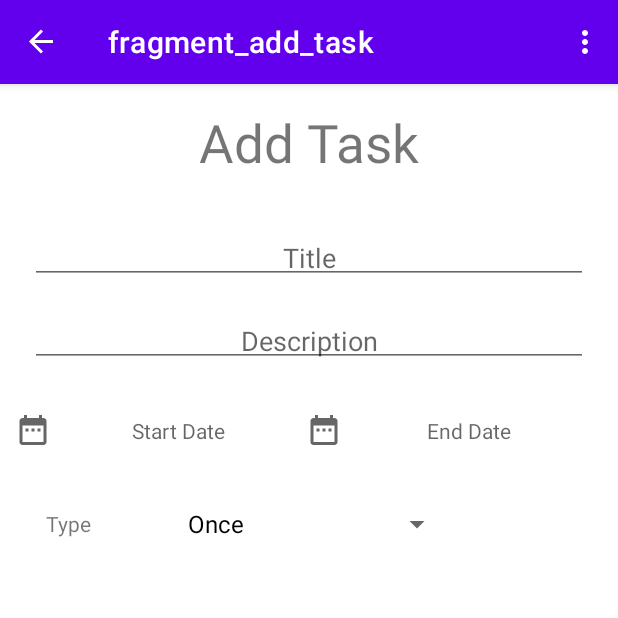
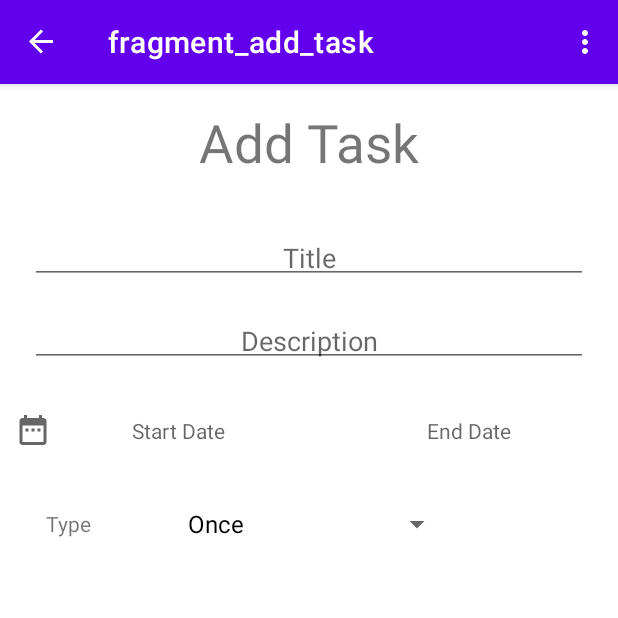
Before and after one commit to Tanmai2002/My_Todo_Kotlin, an Android app: the screen it shows after launch (MainActivity), after a tap on an icon or button, on a phone screen of 412 x 824 dp, the top half of it. Run offline under Robolectric (Android 15) with nearby library versions, the phone set to English and light mode, and no system bars; our stand-ins replace Room's generated code, data binding, navigation-ui; 4 statements that could not run were skipped.

Commit message:
Edate Visibility adjustments

```diff
--- a/app/src/main/java/com/dazz/mytodo/BindingAdapters.kt
+++ b/app/src/main/java/com/dazz/mytodo/BindingAdapters.kt
@@ -1,6 +1,7 @@
 package com.dazz.mytodo
 
 import android.util.Log
+import android.view.View
 import android.widget.*
 import androidx.databinding.BindingAdapter
 import androidx.lifecycle.LiveData
@@ -15,3 +16,12 @@ import java.sql.Date
 fun setDate(textView: TextView,date : LiveData<Date>?){
     textView.setText(date?.value!!.toString())
 }
+
+@BindingAdapter("endDateVisibility")
+fun eDAteVisibility(textView: View,boolean: Boolean){
+    if(boolean){
+        textView.visibility=View.VISIBLE
+    }else {
+        textView.visibility = View.INVISIBLE
+    }
+}
--- a/app/src/main/java/com/dazz/mytodo/database/TaskDao.kt
+++ b/app/src/main/java/com/dazz/mytodo/database/TaskDao.kt
@@ -5,7 +5,7 @@ import kotlinx.coroutines.flow.Flow
 
 @Dao
 interface TaskDao {
-    @Query("Select * From tasks order by id asc")
+    @Query("Select * From tasks order by `Start Date` asc")
     fun getAllTasks() :Flow<List<Task>>
 
     @Insert(onConflict = OnConflictStrategy.REPLACE)
--- a/app/src/main/java/com/dazz/mytodo/ui/addTaskFragment/AddTaskFragment.kt
+++ b/app/src/main/java/com/dazz/mytodo/ui/addTaskFragment/AddTaskFragment.kt
@@ -27,11 +27,11 @@ class AddTaskFragment : Fragment() {
     private  var _binding : FragmentAddTaskBinding?= null
     private val binding get() = _binding!!
 
-    var _SDAte =MutableLiveData<Date>(Date.valueOf("2002-02-02"))
+    var _SDAte =MutableLiveData<Date>()
     var SDate : LiveData<Date>  =_SDAte
-    var _EDAte =MutableLiveData<Date>(Date.valueOf("2002-02-02"))
+    var _EDAte =MutableLiveData<Date>()
     val EDate : LiveData<Date>  =_EDAte
-    var _Type =MutableLiveData<String>("")
+    var _Type =MutableLiveData<String>()
     var Type :LiveData<String> =_Type
     val l= listOf<String>("Once","Daily","Month","Year")
     private val sharedViewModel: TodoViewModel by activityViewModels{
@@ -81,7 +81,7 @@ class AddTaskFragment : Fragment() {
             myCalendar.set(Calendar.MONTH, monthOfYear)
             myCalendar.set(Calendar.DAY_OF_MONTH, dayOfMonth)
             val s :String="${year}-${monthOfYear+1}-${dayOfMonth}"
-            Toast.makeText(requireContext(),s,Toast.LENGTH_LONG).show()
+//            Toast.makeText(requireContext(),s,Toast.LENGTH_LONG).show()
             val d=Date.valueOf(s)
 
             if(state==0){
@@ -104,7 +104,7 @@ class AddTaskFragment : Fragment() {
         _binding!!.addTaskDesc.setText("")
         _EDAte.value= Date.valueOf("2002-02-02")
         _SDAte.value= Date.valueOf("2002-02-02")
-
+        _Type.value=l.get(0)
         val adaptera =ArrayAdapter<String>(requireContext(),R.layout.support_simple_spinner_dropdown_item,l)
         _binding!!.addTaskType.adapter=adaptera
         _binding!!.addTaskType.onItemSelectedListener=object :AdapterView.OnItemSelectedListener{
--- a/app/src/main/res/layout/fragment_add_task.xml
+++ b/app/src/main/res/layout/fragment_add_task.xml
@@ -80,6 +80,7 @@
            android:layout_marginStart="10dp"
            android:src="@drawable/ic_baseline_date_range_24"
            android:textAlignment="center"
+           app:endDateVisibility="@{addTaskFrag._Type==addTaskFrag.l.get(1)}"
            app:layout_constraintBottom_toBottomOf="@+id/add_task_start_date_icon"
            app:layout_constraintStart_toEndOf="@id/add_task_start_date" />
 
@@ -96,6 +97,7 @@
            app:layout_constraintBottom_toBottomOf="@+id/add_task_end_date_icon"
            app:layout_constraintStart_toEndOf="@id/add_task_end_date_icon"
            app:layout_constraintTop_toTopOf="@+id/add_task_end_date_icon"
+           app:endDateVisibility="@{addTaskFrag.type.equals(addTaskFrag.l.get(1))}"
            app:setDate="@{addTaskFrag.EDate}"/>
        <TextView
            android:id="@+id/add_task_tv"
```
